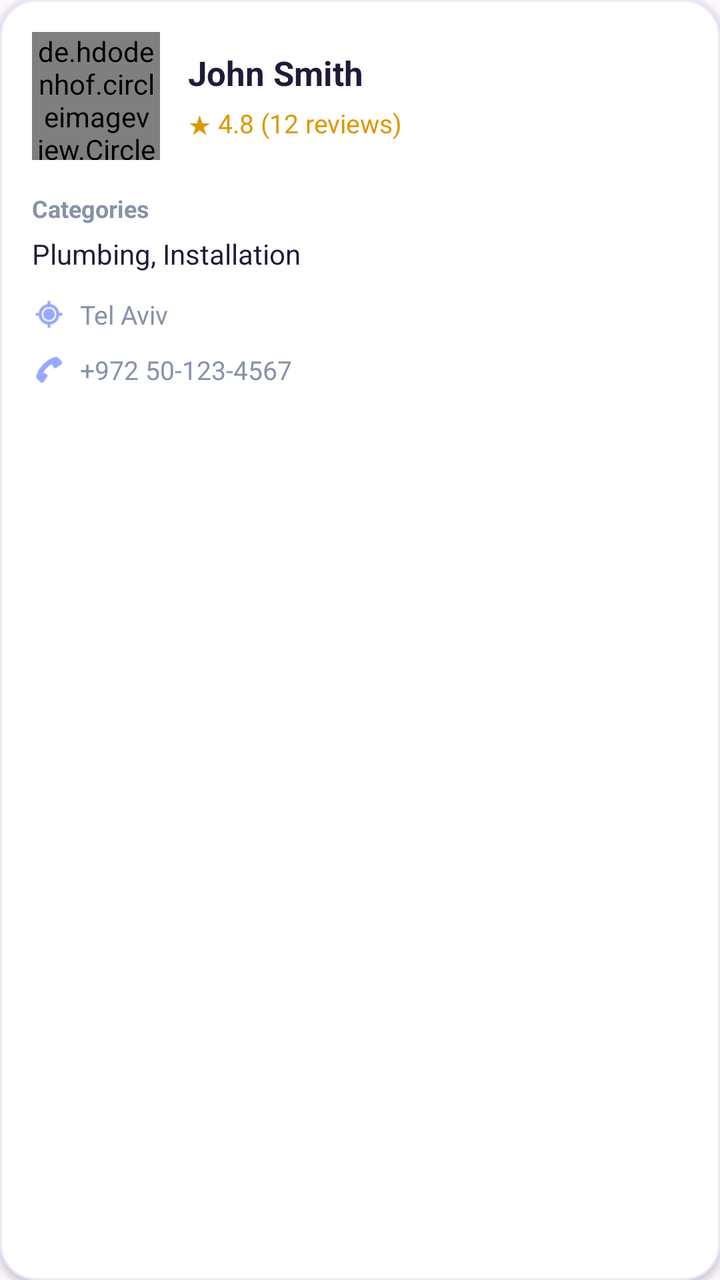
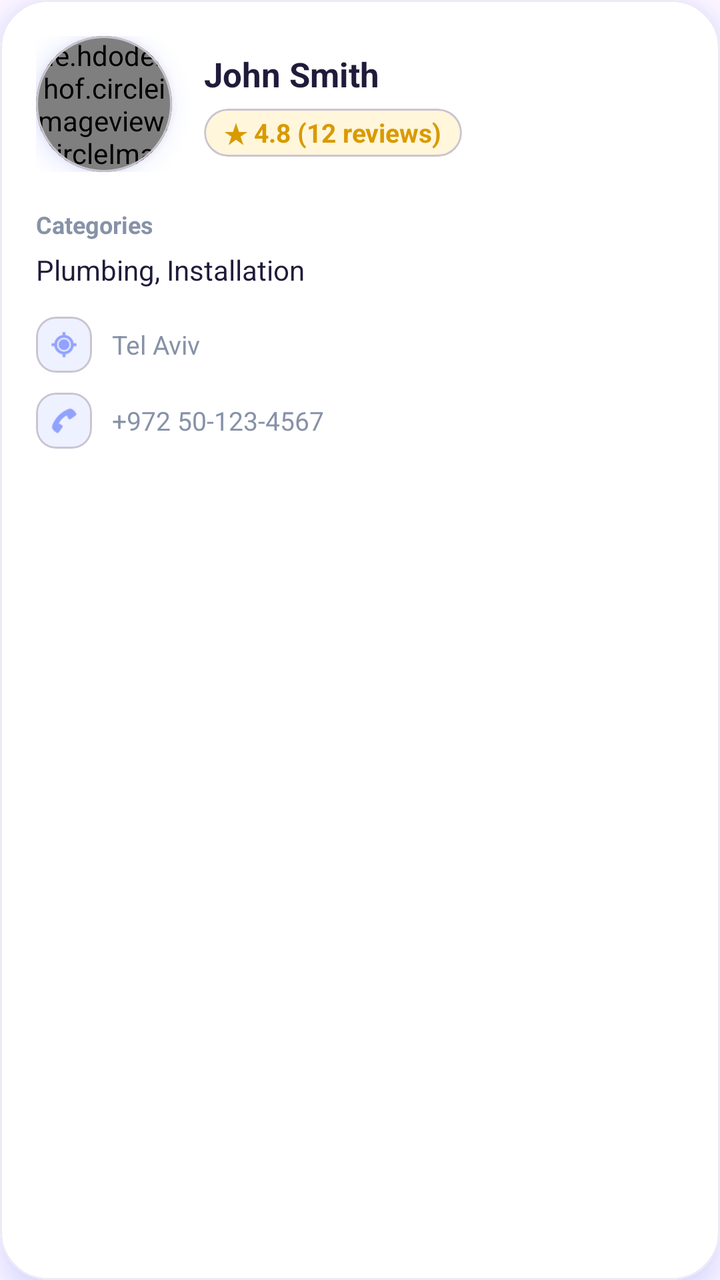

Two renders of the same Android screen: before a commit and after it. Below are the layout's source before the change and the commit's diff.
<!-- AndroidManifest.xml: application theme Theme.FindProfessionals -->
<!-- res/layout/item_professional.xml -->
<?xml version="1.0" encoding="utf-8"?>
<com.google.android.material.card.MaterialCardView
    xmlns:android="http://schemas.android.com/apk/res/android"
    xmlns:app="http://schemas.android.com/apk/res-auto"
    android:layout_width="match_parent"
    android:layout_height="wrap_content"
    android:layout_marginHorizontal="4dp"
    android:layout_marginVertical="7dp"
    app:cardBackgroundColor="#FFFFFF"
    app:cardCornerRadius="18dp"
    app:cardElevation="2dp"
    app:strokeColor="#ECEAF5"
    app:strokeWidth="1dp">

    <LinearLayout
        android:layout_width="match_parent"
        android:layout_height="wrap_content"
        android:orientation="vertical"
        android:padding="16dp">

        
        <LinearLayout
            android:layout_width="match_parent"
            android:layout_height="wrap_content"
            android:gravity="center_vertical"
            android:orientation="horizontal">

            <de.hdodenhof.circleimageview.CircleImageView
                android:id="@+id/professionalImage"
                android:layout_width="64dp"
                android:layout_height="64dp"
                android:src="@drawable/ic_launcher_foreground"
                android:scaleType="centerCrop"/>

            <LinearLayout
                android:layout_width="0dp"
                android:layout_height="wrap_content"
                android:layout_marginStart="14dp"
                android:layout_weight="1"
                android:orientation="vertical">

                <TextView
                    android:id="@+id/professionalName"
                    android:layout_width="match_parent"
                    android:layout_height="wrap_content"
                    android:text="John Smith"
                    android:textColor="#211B3A"
                    android:textSize="17sp"
                    android:textStyle="bold"
                    android:maxLines="1"
                    android:ellipsize="end"/>

                <TextView
                    android:id="@+id/professionalRating"
                    android:layout_width="wrap_content"
                    android:layout_height="wrap_content"
                    android:layout_marginTop="5dp"
                    android:text="★ 4.8 (12 reviews)"
                    android:textColor="#D99A00"
                    android:textSize="13sp"/>
            </LinearLayout>

        </LinearLayout>

        
        <TextView
            android:layout_width="wrap_content"
            android:layout_height="wrap_content"
            android:layout_marginTop="16dp"
            android:text="Categories"
            android:textColor="#8792A8"
            android:textSize="12sp"
            android:textStyle="bold"/>

        <TextView
            android:id="@+id/professionalCategories"
            android:layout_width="match_parent"
            android:layout_height="wrap_content"
            android:layout_marginTop="5dp"
            android:text="Plumbing, Installation"
            android:textColor="#211B3A"
            android:textSize="14sp"/>

        
        <LinearLayout
            android:layout_width="match_parent"
            android:layout_height="wrap_content"
            android:layout_marginTop="12dp"
            android:gravity="center_vertical"
            android:orientation="horizontal">

            <ImageView
                android:layout_width="17dp"
                android:layout_height="17dp"
                android:src="@android:drawable/ic_menu_mylocation"
                android:contentDescription="Location"
                app:tint="#536DFE" />

            <TextView
                android:id="@+id/professionalAddress"
                android:layout_width="0dp"
                android:layout_height="wrap_content"
                android:layout_marginStart="7dp"
                android:layout_weight="1"
                android:text="Tel Aviv"
                android:textColor="#8792A8"
                android:textSize="13sp"/>
        </LinearLayout>

        
        <LinearLayout
            android:layout_width="match_parent"
            android:layout_height="wrap_content"
            android:layout_marginTop="10dp"
            android:gravity="center_vertical"
            android:orientation="horizontal">

            <ImageView
                android:layout_width="17dp"
                android:layout_height="17dp"
                android:src="@android:drawable/ic_menu_call"
                android:contentDescription="Phone"
                app:tint="#536DFE"/>

            <TextView
                android:id="@+id/professionalPhone"
                android:layout_width="0dp"
                android:layout_height="wrap_content"
                android:layout_marginStart="7dp"
                android:layout_weight="1"
                android:text="+972 50-123-4567"
                android:textColor="#8792A8"
                android:textSize="13sp"/>
        </LinearLayout>

    </LinearLayout>

</com.google.android.material.card.MaterialCardView>
<!-- resources referenced by this layout -->
<resources>
  <!-- drawable ic_launcher_foreground (drawable) -->
  <vector xmlns:android="http://schemas.android.com/apk/res/android"
      xmlns:aapt="http://schemas.android.com/aapt"
      android:width="108dp"
      android:height="108dp"
      android:viewportWidth="108"
      android:viewportHeight="108">
      <path android:pathData="M31,63.928c0,0 6.4,-11 12.1,-13.1c7.2,-2.6 26,-1.4 26,-1.4l38.1,38.1L107,108.928l-32,-1L31,63.928z">
          <aapt:attr name="android:fillColor">
              <gradient
                  android:endX="85.84757"
                  android:endY="92.4963"
                  android:startX="42.9492"
                  android:startY="49.59793"
                  android:type="linear">
                  <item
                      android:color="#44000000"
                      android:offset="0.0" />
                  <item
                      android:color="#00000000"
                      android:offset="1.0" />
              </gradient>
          </aapt:attr>
      </path>
      <path
          android:fillColor="#FFFFFF"
          android:fillType="nonZero"
          android:pathData="M65.3,45.828l3.8,-6.6c0.2,-0.4 0.1,-0.9 -0.3,-1.1c-0.4,-0.2 -0.9,-0.1 -1.1,0.3l-3.9,6.7c-6.3,-2.8 -13.4,-2.8 -19.7,0l-3.9,-6.7c-0.2,-0.4 -0.7,-0.5 -1.1,-0.3C38.8,38.328 38.7,38.828 38.9,39.228l3.8,6.6C36.2,49.428 31.7,56.028 31,63.928h46C76.3,56.028 71.8,49.428 65.3,45.828zM43.4,57.328c-0.8,0 -1.5,-0.5 -1.8,-1.2c-0.3,-0.7 -0.1,-1.5 0.4,-2.1c0.5,-0.5 1.4,-0.7 2.1,-0.4c0.7,0.3 1.2,1 1.2,1.8C45.3,56.528 44.5,57.328 43.4,57.328L43.4,57.328zM64.6,57.328c-0.8,0 -1.5,-0.5 -1.8,-1.2s-0.1,-1.5 0.4,-2.1c0.5,-0.5 1.4,-0.7 2.1,-0.4c0.7,0.3 1.2,1 1.2,1.8C66.5,56.528 65.6,57.328 64.6,57.328L64.6,57.328z"
          android:strokeWidth="1"
          android:strokeColor="#00000000" />
  </vector>
  <style name="Theme.FindProfessionals" parent="Base.Theme.FindProfessionals" />
  <style name="Base.Theme.FindProfessionals" parent="Theme.Material3.DayNight.NoActionBar">
          
          
      </style>
</resources>

<!-- the commit's change to res/layout/item_professional.xml (unified diff, before → after) -->
@@ -5,10 +5,12 @@
     android:layout_width="match_parent"
     android:layout_height="wrap_content"
     android:layout_marginHorizontal="4dp"
-    android:layout_marginVertical="7dp"
+    android:layout_marginVertical="8dp"
+    android:outlineAmbientShadowColor="#536DFE"
+    android:outlineSpotShadowColor="#536DFE"
     app:cardBackgroundColor="#FFFFFF"
-    app:cardCornerRadius="18dp"
-    app:cardElevation="2dp"
+    app:cardCornerRadius="24dp"
+    app:cardElevation="8dp"
     app:strokeColor="#ECEAF5"
     app:strokeWidth="1dp">
 
@@ -16,7 +18,7 @@
         android:layout_width="match_parent"
         android:layout_height="wrap_content"
         android:orientation="vertical"
-        android:padding="16dp">
+        android:padding="18dp">
 
         
         <LinearLayout
@@ -25,17 +27,29 @@
             android:gravity="center_vertical"
             android:orientation="horizontal">
 
-            <de.hdodenhof.circleimageview.CircleImageView
-                android:id="@+id/professionalImage"
-                android:layout_width="64dp"
-                android:layout_height="64dp"
-                android:src="@drawable/ic_launcher_foreground"
-                android:scaleType="centerCrop"/>
+            
+            <com.google.android.material.card.MaterialCardView
+                android:layout_width="68dp"
+                android:layout_height="68dp"
+                android:outlineSpotShadowColor="#536DFE"
+                app:cardBackgroundColor="#FFFFFF"
+                app:cardCornerRadius="34dp"
+                app:cardElevation="8dp">
+
+                <de.hdodenhof.circleimageview.CircleImageView
+                    android:id="@+id/professionalImage"
+                    android:layout_width="match_parent"
+                    android:layout_height="match_parent"
+                    android:scaleType="centerCrop"
+                    android:src="@drawable/ic_launcher_foreground"
+                    app:civ_border_color="#FFFFFF"
+                    app:civ_border_width="3dp" />
+            </com.google.android.material.card.MaterialCardView>
 
             <LinearLayout
                 android:layout_width="0dp"
                 android:layout_height="wrap_content"
-                android:layout_marginStart="14dp"
+                android:layout_marginStart="16dp"
                 android:layout_weight="1"
                 android:orientation="vertical">
 
@@ -43,21 +57,35 @@
                     android:id="@+id/professionalName"
                     android:layout_width="match_parent"
                     android:layout_height="wrap_content"
+                    android:ellipsize="end"
+                    android:maxLines="1"
                     android:text="John Smith"
                     android:textColor="#211B3A"
                     android:textSize="17sp"
-                    android:textStyle="bold"
-                    android:maxLines="1"
-                    android:ellipsize="end"/>
+                    android:textStyle="bold" />
 
-                <TextView
-                    android:id="@+id/professionalRating"
+                
+                <com.google.android.material.card.MaterialCardView
                     android:layout_width="wrap_content"
                     android:layout_height="wrap_content"
-                    android:layout_marginTop="5dp"
-                    android:text="★ 4.8 (12 reviews)"
-                    android:textColor="#D99A00"
-                    android:textSize="13sp"/>
+                    android:layout_marginTop="6dp"
+                    app:cardBackgroundColor="#FFF6DB"
+                    app:cardCornerRadius="12dp"
+                    app:cardElevation="0dp">
+
+                    <TextView
+                        android:id="@+id/professionalRating"
+                        android:layout_width="wrap_content"
+                        android:layout_height="wrap_content"
+                        android:paddingStart="10dp"
+                        android:paddingTop="3dp"
+                        android:paddingEnd="10dp"
+                        android:paddingBottom="3dp"
+                        android:text="★ 4.8 (12 reviews)"
+                        android:textColor="#D99A00"
+                        android:textSize="13sp"
+                        android:textStyle="bold" />
+                </com.google.android.material.card.MaterialCardView>
             </LinearLayout>
 
         </LinearLayout>
@@ -66,11 +94,11 @@
         <TextView
             android:layout_width="wrap_content"
             android:layout_height="wrap_content"
-            android:layout_marginTop="16dp"
+            android:layout_marginTop="18dp"
             android:text="Categories"
             android:textColor="#8792A8"
             android:textSize="12sp"
-            android:textStyle="bold"/>
+            android:textStyle="bold" />
 
         <TextView
             android:id="@+id/professionalCategories"
@@ -79,32 +107,41 @@
             android:layout_marginTop="5dp"
             android:text="Plumbing, Installation"
             android:textColor="#211B3A"
-            android:textSize="14sp"/>
+            android:textSize="14sp" />
 
         
         <LinearLayout
             android:layout_width="match_parent"
             android:layout_height="wrap_content"
-            android:layout_marginTop="12dp"
+            android:layout_marginTop="14dp"
             android:gravity="center_vertical"
             android:orientation="horizontal">
 
-            <ImageView
-                android:layout_width="17dp"
-                android:layout_height="17dp"
-                android:src="@android:drawable/ic_menu_mylocation"
-                android:contentDescription="Location"
-                app:tint="#536DFE" />
+            <com.google.android.material.card.MaterialCardView
+                android:layout_width="28dp"
+                android:layout_height="28dp"
+                app:cardBackgroundColor="#EEF1FF"
+                app:cardCornerRadius="10dp"
+                app:cardElevation="0dp">
+
+                <ImageView
+                    android:layout_width="16dp"
+                    android:layout_height="16dp"
+                    android:layout_gravity="center"
+                    android:contentDescription="Location"
+                    android:src="@android:drawable/ic_menu_mylocation"
+                    app:tint="#536DFE" />
+            </com.google.android.material.card.MaterialCardView>
 
             <TextView
                 android:id="@+id/professionalAddress"
                 android:layout_width="0dp"
                 android:layout_height="wrap_content"
-                android:layout_marginStart="7dp"
+                android:layout_marginStart="10dp"
                 android:layout_weight="1"
                 android:text="Tel Aviv"
                 android:textColor="#8792A8"
-                android:textSize="13sp"/>
+                android:textSize="13sp" />
         </LinearLayout>
 
         
@@ -115,22 +152,31 @@
             android:gravity="center_vertical"
             android:orientation="horizontal">
 
-            <ImageView
-                android:layout_width="17dp"
-                android:layout_height="17dp"
-                android:src="@android:drawable/ic_menu_call"
-                android:contentDescription="Phone"
-                app:tint="#536DFE"/>
+            <com.google.android.material.card.MaterialCardView
+                android:layout_width="28dp"
+                android:layout_height="28dp"
+                app:cardBackgroundColor="#EEF1FF"
+                app:cardCornerRadius="10dp"
+                app:cardElevation="0dp">
+
+                <ImageView
+                    android:layout_width="16dp"
+                    android:layout_height="16dp"
+                    android:layout_gravity="center"
+                    android:contentDescription="Phone"
+                    android:src="@android:drawable/ic_menu_call"
+                    app:tint="#536DFE" />
+            </com.google.android.material.card.MaterialCardView>
 
             <TextView
                 android:id="@+id/professionalPhone"
                 android:layout_width="0dp"
                 android:layout_height="wrap_content"
-                android:layout_marginStart="7dp"
+                android:layout_marginStart="10dp"
                 android:layout_weight="1"
                 android:text="+972 50-123-4567"
                 android:textColor="#8792A8"
-                android:textSize="13sp"/>
+                android:textSize="13sp" />
         </LinearLayout>
 
     </LinearLayout>
